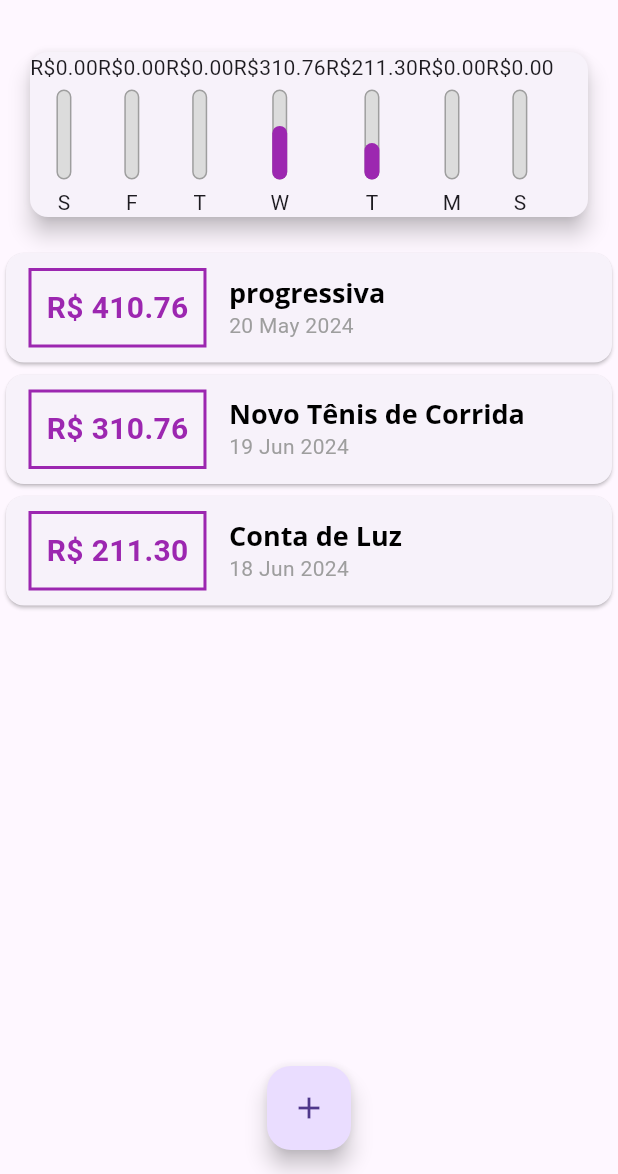
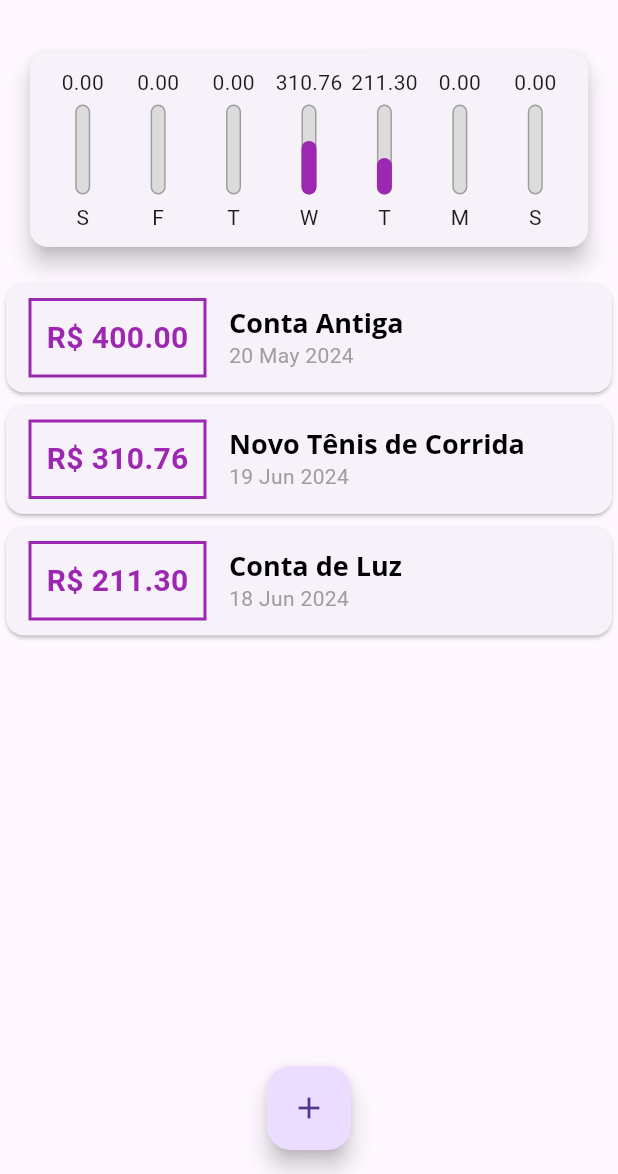
Before and after one commit to anabellypassos/APPDespesasPessoais, a Flutter app: the screen it shows after launch, on a phone screen of 412 x 824 dp, the part 62-1236 px from its top. Run offline on Flutter 3.47's test engine with Material 3 defaults, Android fonts, the phone set to English and light mode, and no system bars.

Commit message:
modificaçao no grafico

```diff
--- a/lib/components/chart.dart
+++ b/lib/components/chart.dart
@@ -1,7 +1,7 @@
-import 'package:expenses/components/chart_bar.dart';
 import 'package:flutter/material.dart';
 import 'package:intl/intl.dart';
 import '../models/transaction.dart';
+import 'chart_bar.dart';
 
 class Chart extends StatelessWidget {
   final List<Transaction> recentTransaction;
@@ -44,14 +44,21 @@ class Chart extends StatelessWidget {
     return Card(
       elevation: 6,
       margin: const EdgeInsets.all(20),
+      child: Padding(
+        padding: const EdgeInsets.all(10),
         child: Row(
+          mainAxisAlignment: MainAxisAlignment.spaceAround,
           children: groupedTransactions.map((tr) {
-          return ChartBar(
+            return Flexible(
+              fit: FlexFit.tight,
+              child: ChartBar(
                 label: tr['day'] as String,
                 value: tr['value'] as double,
-            percentage: (tr['value'] as double)/ _weekTotalValue,
+                percentage: (tr['value'] as double) / _weekTotalValue,
+              ),
             );
           }).toList(),
+        ),
       ),
     );
   }
--- a/lib/components/chart_bar.dart
+++ b/lib/components/chart_bar.dart
@@ -16,13 +16,14 @@ class ChartBar extends StatelessWidget {
   Widget build(BuildContext context) {
     return Column(
       children: [
-        Text('R\$${value!.toStringAsFixed(2)}'),
+        FittedBox(
+          child: Text('${value!.toStringAsFixed(2)}'),
+        ),
         const SizedBox(height: 5),
         SizedBox(
           height: 60,
           width: 10,
           child: Stack(
-
             alignment: Alignment.bottomCenter,
             children: <Widget>[
               Container(
--- a/lib/main.dart
+++ b/lib/main.dart
@@ -1,8 +1,8 @@
-import 'package:expenses/components/chart.dart';
 import 'package:expenses/components/transaction_form.dart';
 import 'package:flutter/material.dart';
 import 'dart:math';
 import 'components/transaction_list.dart';
+import 'components/chart.dart';
 import 'models/transaction.dart';
 
 main() => runApp(ExpensesApp());
@@ -51,8 +51,8 @@ class _MyHomePageState extends State<MyHomePage> {
   final List<Transaction> _transactions = [
     Transaction(
       id: 't0',
-      title: 'progressiva',
-      value: 410.76,
+      title: 'Conta Antiga',
+      value: 400.00,
       date: DateTime.now().subtract(const Duration(days: 33)),
     ),
     Transaction(
@@ -69,12 +69,11 @@ class _MyHomePageState extends State<MyHomePage> {
     ),
   ];
 
-   List<Transaction> get _recentTransactions {
+  List<Transaction> get _recentTransactions {
     return _transactions.where((tr) {
-      return  tr.date.isAfter(DateTime.now().subtract(
+      return tr.date.isAfter(DateTime.now().subtract(
         const Duration(days: 7),
       ));
-
     }).toList();
   }
 
@@ -118,7 +117,7 @@ class _MyHomePageState extends State<MyHomePage> {
         child: Column(
           crossAxisAlignment: CrossAxisAlignment.stretch,
           children: [
-          Chart( _recentTransactions),
+            Chart(_recentTransactions),
             TransactionList(_transactions),
           ],
         ),
```
Lines whose indentation alone changed are shown as unchanged.
